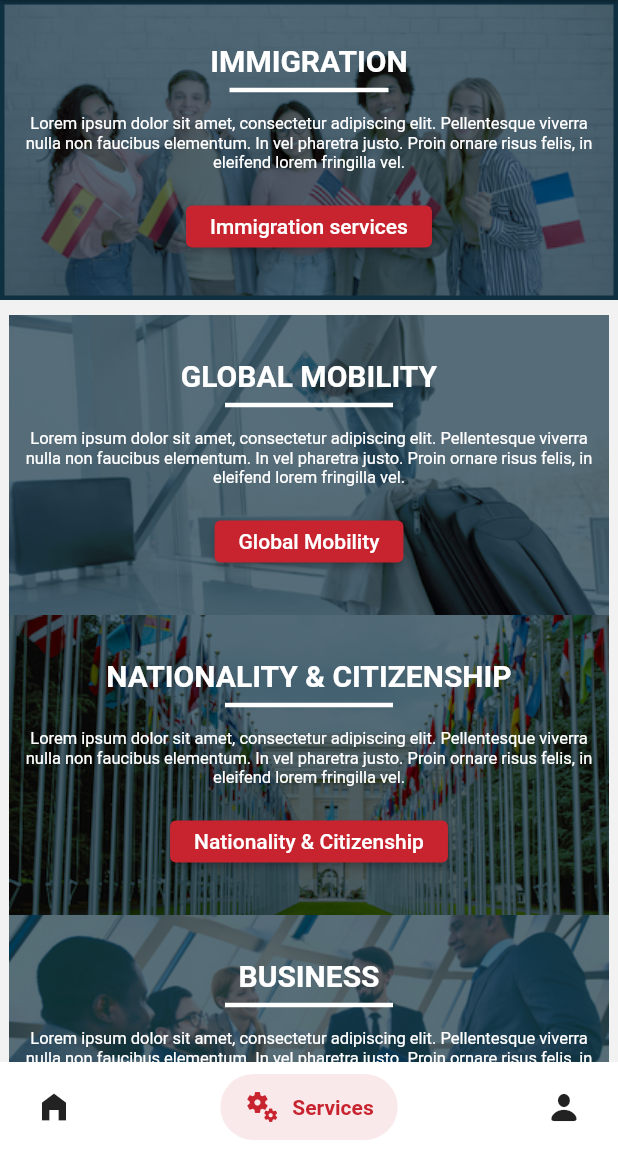
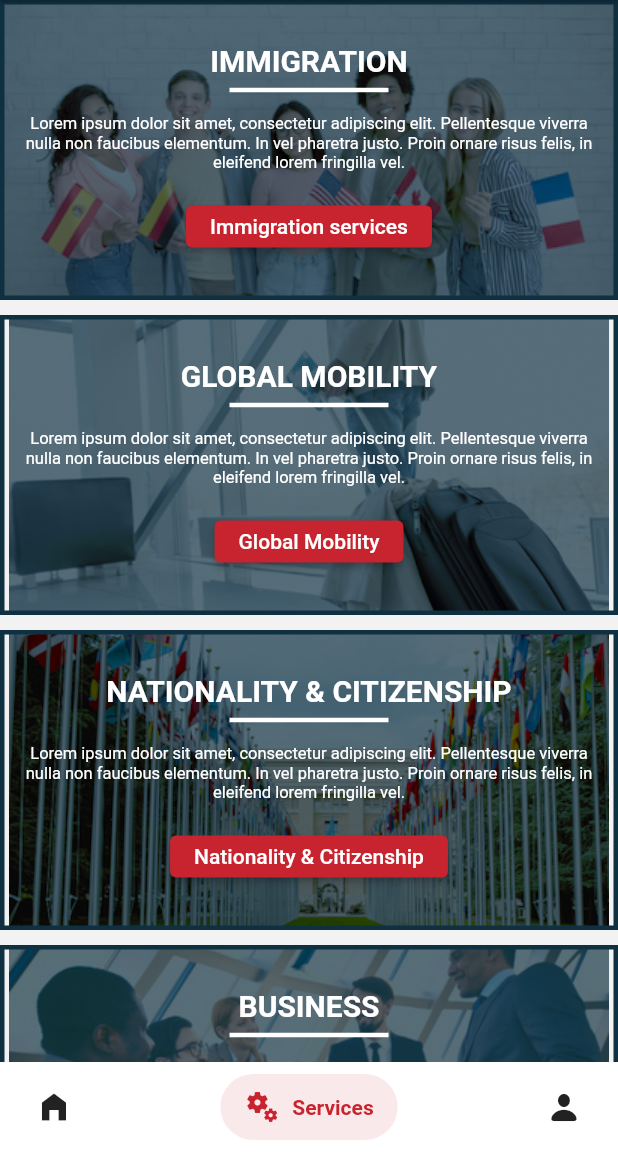
Before and after one commit to bobcop88/law-client-app, a Flutter app: the screen it shows once a user with an empty profile is signed in, item 2 of the bottom bar chosen, after a tap on "Global Mobility", on a phone screen of 412 x 824 dp, the part 84-1236 px from its top. Run offline on Flutter 3.47's test engine with Material 2 defaults, Android fonts, the phone set to English and light mode, and no system bars; drawn by our look-alikes of salomon_bottom_bar; our stand-ins replace cloud_firestore, email_validator, firebase_auth, firebase_core, firebase_storage, flutter_native_splash and 1 more; accounts and stored records are empty; generated files the repository leaves out were written again.

Commit message:
client-app

```diff
--- a/lib/pages/app_pages/home_first.dart
+++ b/lib/pages/app_pages/home_first.dart
@@ -285,6 +285,25 @@ class _HomeFirstState extends State<HomeFirst> {
               ],
             ),
           ),
+          const SizedBox(
+            height: 40.0,
+          ),
+          Row(
+            children: const [
+              Text(
+                'Categories',
+                style: TextStyle(
+                    color: Color.fromRGBO(15, 48, 65, 1),
+                    fontWeight: FontWeight.bold),
+              ),
+            ],
+          ),
+          const Divider(
+            color: Color.fromRGBO(15, 48, 65, 1),
+            thickness: 2,
+            endIndent: 300,
+            height: 20.0,
+          ),
         ],
       ),
     );
--- a/lib/pages/app_pages/services_page.dart
+++ b/lib/pages/app_pages/services_page.dart
@@ -22,7 +22,7 @@ class _ServicesPageState extends State<ServicesPage> {
                   height: 200,
                   decoration: BoxDecoration(
                     border: Border.all(
-                      color: Color.fromRGBO(15, 48, 65, 1),
+                      color: const Color.fromRGBO(15, 48, 65, 1),
                       width: 3,
                     ),
                     image: DecorationImage(
@@ -37,7 +37,7 @@ class _ServicesPageState extends State<ServicesPage> {
                   child: Column(
                     mainAxisAlignment: MainAxisAlignment.center,
                     children: [
-                      Text(
+                      const Text(
                         'IMMIGRATION',
                         style: TextStyle(
                             color: Colors.white,
@@ -50,7 +50,7 @@ class _ServicesPageState extends State<ServicesPage> {
                         indent: 150,
                         endIndent: 150,
                       ),
-                      Padding(
+                      const Padding(
                         padding: EdgeInsets.all(8.0),
                         child: Text(
                           'Lorem ipsum dolor sit amet, consectetur adipiscing elit. Pellentesque viverra nulla non faucibus elementum. In vel pharetra justo. Proin ornare risus felis, in eleifend lorem fringilla vel. ',
@@ -64,9 +64,9 @@ class _ServicesPageState extends State<ServicesPage> {
                       ElevatedButton(
                         onPressed: () {
                           Navigator.of(context).push(MaterialPageRoute(
-                              builder: ((context) => ImmigrationPage())));
+                              builder: ((context) => const ImmigrationPage())));
                         },
-                        child: Text('Immigration services'),
+                        child: const Text('Immigration services'),
                       ),
                     ],
                   ),
@@ -74,13 +74,19 @@ class _ServicesPageState extends State<ServicesPage> {
               ),
             ],
           ),
-          const SizedBox(height: 10.0,),
+          const SizedBox(
+            height: 10.0,
+          ),
           Row(
             children: [
               Expanded(
                 child: Container(
                   height: 200,
                   decoration: BoxDecoration(
+                    border: Border.all(
+                      color: const Color.fromRGBO(15, 48, 65, 1),
+                      width: 3,
+                    ),
                     image: DecorationImage(
                         fit: BoxFit.contain,
                         colorFilter: ColorFilter.mode(
@@ -93,7 +99,7 @@ class _ServicesPageState extends State<ServicesPage> {
                   child: Column(
                     mainAxisAlignment: MainAxisAlignment.center,
                     children: [
-                      Text(
+                      const Text(
                         'GLOBAL MOBILITY',
                         style: TextStyle(
                             color: Colors.white,
@@ -106,7 +112,7 @@ class _ServicesPageState extends State<ServicesPage> {
                         indent: 150,
                         endIndent: 150,
                       ),
-                      Padding(
+                      const Padding(
                         padding: EdgeInsets.all(8.0),
                         child: Text(
                           'Lorem ipsum dolor sit amet, consectetur adipiscing elit. Pellentesque viverra nulla non faucibus elementum. In vel pharetra justo. Proin ornare risus felis, in eleifend lorem fringilla vel. ',
@@ -119,7 +125,7 @@ class _ServicesPageState extends State<ServicesPage> {
                       ),
                       ElevatedButton(
                         onPressed: () {},
-                        child: Text('Global Mobility'),
+                        child: const Text('Global Mobility'),
                       ),
                     ],
                   ),
@@ -127,12 +133,19 @@ class _ServicesPageState extends State<ServicesPage> {
               ),
             ],
           ),
+          const SizedBox(
+            height: 10.0,
+          ),
           Row(
             children: [
               Expanded(
                 child: Container(
                   height: 200,
                   decoration: BoxDecoration(
+                    border: Border.all(
+                      color: const Color.fromRGBO(15, 48, 65, 1),
+                      width: 3,
+                    ),
                     image: DecorationImage(
                         fit: BoxFit.contain,
                         colorFilter: ColorFilter.mode(
@@ -145,7 +158,7 @@ class _ServicesPageState extends State<ServicesPage> {
                   child: Column(
                     mainAxisAlignment: MainAxisAlignment.center,
                     children: [
-                      Text(
+                      const Text(
                         'NATIONALITY & CITIZENSHIP',
                         style: TextStyle(
                             color: Colors.white,
@@ -158,7 +171,7 @@ class _ServicesPageState extends State<ServicesPage> {
                         indent: 150,
                         endIndent: 150,
                       ),
-                      Padding(
+                      const Padding(
                         padding: EdgeInsets.all(8.0),
                         child: Text(
                           'Lorem ipsum dolor sit amet, consectetur adipiscing elit. Pellentesque viverra nulla non faucibus elementum. In vel pharetra justo. Proin ornare risus felis, in eleifend lorem fringilla vel. ',
@@ -171,7 +184,7 @@ class _ServicesPageState extends State<ServicesPage> {
                       ),
                       ElevatedButton(
                         onPressed: () {},
-                        child: Text('Nationality & Citizenship'),
+                        child: const Text('Nationality & Citizenship'),
                       ),
                     ],
                   ),
@@ -179,12 +192,19 @@ class _ServicesPageState extends State<ServicesPage> {
               ),
             ],
           ),
+          const SizedBox(
+            height: 10.0,
+          ),
           Row(
             children: [
               Expanded(
                 child: Container(
                   height: 200,
                   decoration: BoxDecoration(
+                    border: Border.all(
+                      color: const Color.fromRGBO(15, 48, 65, 1),
+                      width: 3,
+                    ),
                     image: DecorationImage(
                         fit: BoxFit.contain,
                         colorFilter: ColorFilter.mode(
@@ -197,7 +217,7 @@ class _ServicesPageState extends State<ServicesPage> {
                   child: Column(
                     mainAxisAlignment: MainAxisAlignment.center,
                     children: [
-                      Text(
+                      const Text(
                         'BUSINESS',
                         style: TextStyle(
                             color: Colors.white,
@@ -210,7 +230,7 @@ class _ServicesPageState extends State<ServicesPage> {
                         indent: 150,
                         endIndent: 150,
                       ),
-                      Padding(
+                      const Padding(
                         padding: EdgeInsets.all(8.0),
                         child: Text(
                           'Lorem ipsum dolor sit amet, consectetur adipiscing elit. Pellentesque viverra nulla non faucibus elementum. In vel pharetra justo. Proin ornare risus felis, in eleifend lorem fringilla vel. ',
@@ -223,7 +243,7 @@ class _ServicesPageState extends State<ServicesPage> {
                       ),
                       ElevatedButton(
                         onPressed: () {},
-                        child: Text('Business'),
+                        child: const Text('Business'),
                       ),
                     ],
                   ),
```
Also changed, not shown: lib/pages/app_pages/services/immigration/eu_visa_page.dart (+69 -27 lines), 2 other files.
